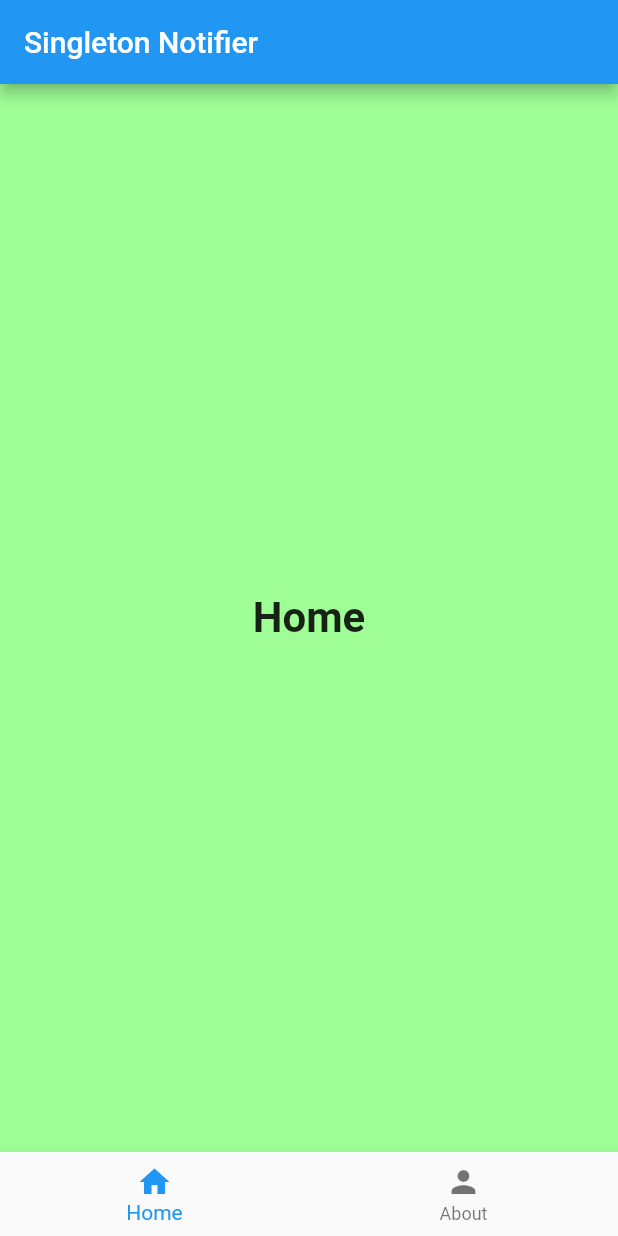
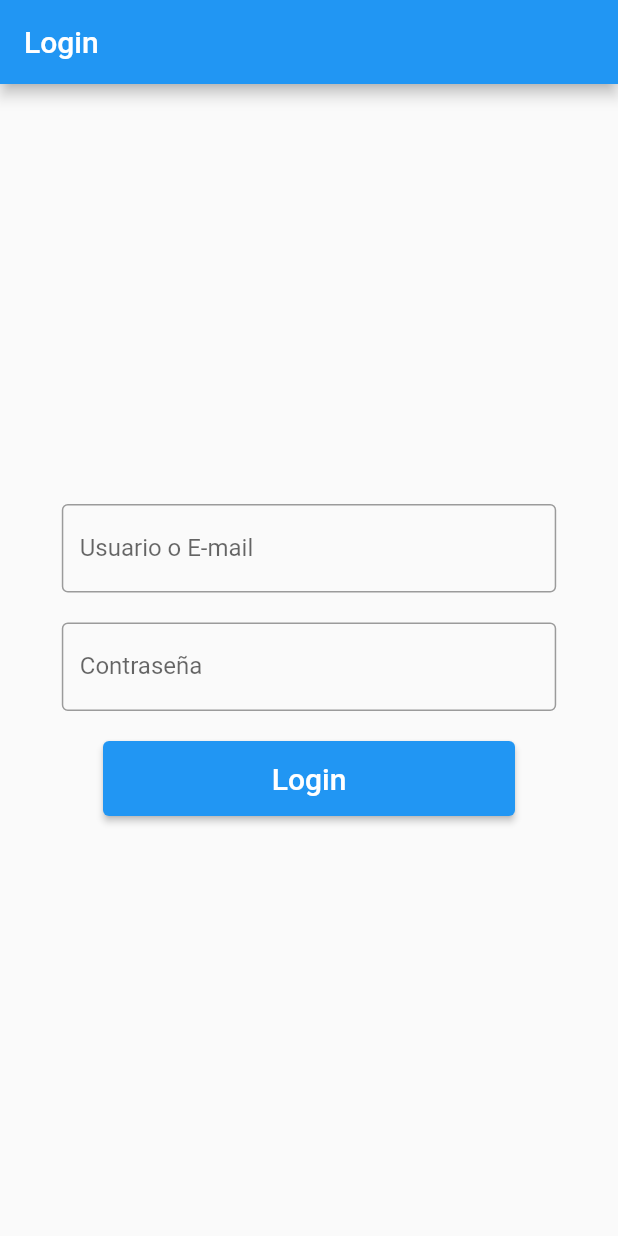
Before and after one commit to DavidPerezContreras/singleton_notifier, a Flutter app: the screen it shows after launch, on a phone screen of 412 x 824 dp. Run offline on Flutter 3.47's test engine with Material 2 defaults, Android fonts, the light colour scheme and no system bars.

Commit message:
LoginWidget RootWidget User

```diff
--- a/lib/main.dart
+++ b/lib/main.dart
@@ -2,6 +2,8 @@ import 'package:flutter/material.dart';
 import 'package:singleton_notifier/view/di/singleton.dart';
 import 'package:singleton_notifier/view/pages/about_page.dart';
 import 'package:singleton_notifier/view/pages/home_page.dart';
+import 'package:singleton_notifier/view/pages/login_widget.dart';
+import 'package:singleton_notifier/view/pages/root_widget.dart';
 
 void main() {
   runApp(MyApp());
@@ -15,36 +17,7 @@ class MyApp extends StatelessWidget {
   Widget build(BuildContext context) {
     return MaterialApp(
       title: 'Singleton Notifier',
-      home: Scaffold(
-        body: PageView(
-          children: [HomePage(), AboutPage()],
-          onPageChanged: (newValue) {
-            RouteSingleton.instance.currentIndexNotifier.value = newValue;
-          },
-          controller: RouteSingleton.instance.pageController,
-        ),
-        appBar: AppBar(
-          title: const Text("Singleton Notifier"),
-        ),
-        bottomNavigationBar: AnimatedBuilder(
-          animation: RouteSingleton.instance.currentIndexNotifier,
-          builder: (context, child) => BottomNavigationBar(
-            items: const [
-              BottomNavigationBarItem(label: "Home", icon: Icon(Icons.home)),
-              BottomNavigationBarItem(label: "About", icon: Icon(Icons.person))
-            ],
-            currentIndex: RouteSingleton.instance.currentIndexNotifier.value,
-            onTap: (newValue) {
-              RouteSingleton.instance.currentIndexNotifier.value =
-                  newValue; //Update BottomNavigationBar current index
-              RouteSingleton.instance.pageController.animateToPage(newValue,
-                  duration: Duration(milliseconds: 200),
-                  curve: Curves
-                      .easeOutExpo); //Tell PageView's pageController to go to appropiate page
-            },
-          ),
-        ),
-      ),
+      home: LoginWidget(),
     );
   }
 }
--- /dev/null
+++ b/lib/view/model/user.dart
@@ -0,0 +1,7 @@
+class User {
+  static User? current;
+
+  String username;
+
+  User({required this.username});
+}
--- /dev/null
+++ b/lib/view/pages/login_widget.dart
@@ -0,0 +1,111 @@
+import 'package:flutter/material.dart';
+import 'package:singleton_notifier/view/model/user.dart';
+import 'package:singleton_notifier/view/pages/root_widget.dart';
+
+class LoginWidget extends StatefulWidget {
+  const LoginWidget({super.key});
+
+  @override
+  State<LoginWidget> createState() => _LoginWidgetState();
+}
+
+class _LoginWidgetState extends State<LoginWidget> {
+  @override
+  Widget build(BuildContext context) {
+    //usernameTextEditingController. = TextEditingValue(text: "Usuario");
+
+    return Scaffold(
+        appBar: AppBar(
+          title: Text("Login"),
+        ),
+        body: LoginForm(
+          key: widget.key,
+        ));
+  }
+}
+
+class LoginForm extends StatefulWidget {
+  LoginForm({
+    super.key,
+  });
+
+  @override
+  State<LoginForm> createState() => _LoginFormState();
+}
+
+class _LoginFormState extends State<LoginForm> {
+  late TextEditingController usernameTextEditingController;
+  late TextEditingController passwordTextEditingController;
+  late double screenWidth;
+
+  @override
+  void initState() {
+    super.initState();
+
+    usernameTextEditingController = TextEditingController();
+    passwordTextEditingController = TextEditingController();
+  }
+
+  @override
+  Widget build(BuildContext context) {
+    screenWidth = MediaQuery.of(context).size.width;
+
+    return Container(
+      alignment: Alignment.center,
+      child: Column(
+        mainAxisAlignment: MainAxisAlignment.center,
+        children: [
+          Container(
+            padding: EdgeInsets.symmetric(vertical: 20, horizontal: 0),
+            width: screenWidth * 0.8,
+            child: TextField(
+              controller: usernameTextEditingController,
+              decoration: InputDecoration(
+                  border: OutlineInputBorder(),
+                  labelText: 'Usuario o E-mail',
+                  hintText: 'Usuario o E-mail'),
+            ),
+          ),
+          Container(
+            width: screenWidth * 0.8,
+            child: TextField(
+              controller: passwordTextEditingController,
+              obscureText: true,
+              decoration: InputDecoration(
+                  border: OutlineInputBorder(),
+                  labelText: 'Contraseña',
+                  hintText: 'Contraseña'),
+            ),
+          ),
+          Container(
+              width: screenWidth * 2 / 3,
+              padding: EdgeInsets.symmetric(vertical: 20, horizontal: 0),
+              child: SizedBox(
+                height: 50,
+                child: ElevatedButton(
+                  key: widget.key,
+                  child: Text(
+                    "Login",
+                    style: TextStyle(fontSize: 20),
+                  ),
+                  onPressed: () async {
+                    User.current =
+                        await Future.delayed(Duration(seconds: 2), () {
+                      return User(username: "david");
+                    });
+
+                    print(User.current!.username);
+                    Navigator.pushReplacement(
+                      context,
+                      MaterialPageRoute<void>(
+                        builder: (BuildContext context) => const RootWidget(),
+                      ),
+                    );
+                  },
+                ),
+              )),
+        ],
+      ),
+    );
+  }
+}
--- /dev/null
+++ b/lib/view/pages/root_widget.dart
@@ -0,0 +1,44 @@
+import 'package:flutter/material.dart';
+import 'package:singleton_notifier/view/di/singleton.dart';
+import 'package:singleton_notifier/view/pages/about_page.dart';
+import 'package:singleton_notifier/view/pages/home_page.dart';
+
+class RootWidget extends StatelessWidget {
+  const RootWidget({
+    super.key,
+  });
+
+  @override
+  Widget build(BuildContext context) {
+    return Scaffold(
+      body: PageView(
+        children: [HomePage(), AboutPage()],
+        onPageChanged: (newValue) {
+          RouteSingleton.instance.currentIndexNotifier.value = newValue;
+        },
+        controller: RouteSingleton.instance.pageController,
+      ),
+      appBar: AppBar(
+        title: const Text("Singleton Notifier"),
+      ),
+      bottomNavigationBar: AnimatedBuilder(
+        animation: RouteSingleton.instance.currentIndexNotifier,
+        builder: (context, child) => BottomNavigationBar(
+          items: const [
+            BottomNavigationBarItem(label: "Home", icon: Icon(Icons.home)),
+            BottomNavigationBarItem(label: "About", icon: Icon(Icons.person))
+          ],
+          currentIndex: RouteSingleton.instance.currentIndexNotifier.value,
+          onTap: (newValue) {
+            RouteSingleton.instance.currentIndexNotifier.value =
+                newValue; //Update BottomNavigationBar current index
+            RouteSingleton.instance.pageController.animateToPage(newValue,
+                duration: Duration(milliseconds: 200),
+                curve: Curves
+                    .easeOutExpo); //Tell PageView's pageController to go to appropiate page
+          },
+        ),
+      ),
+    );
+  }
+}
```
